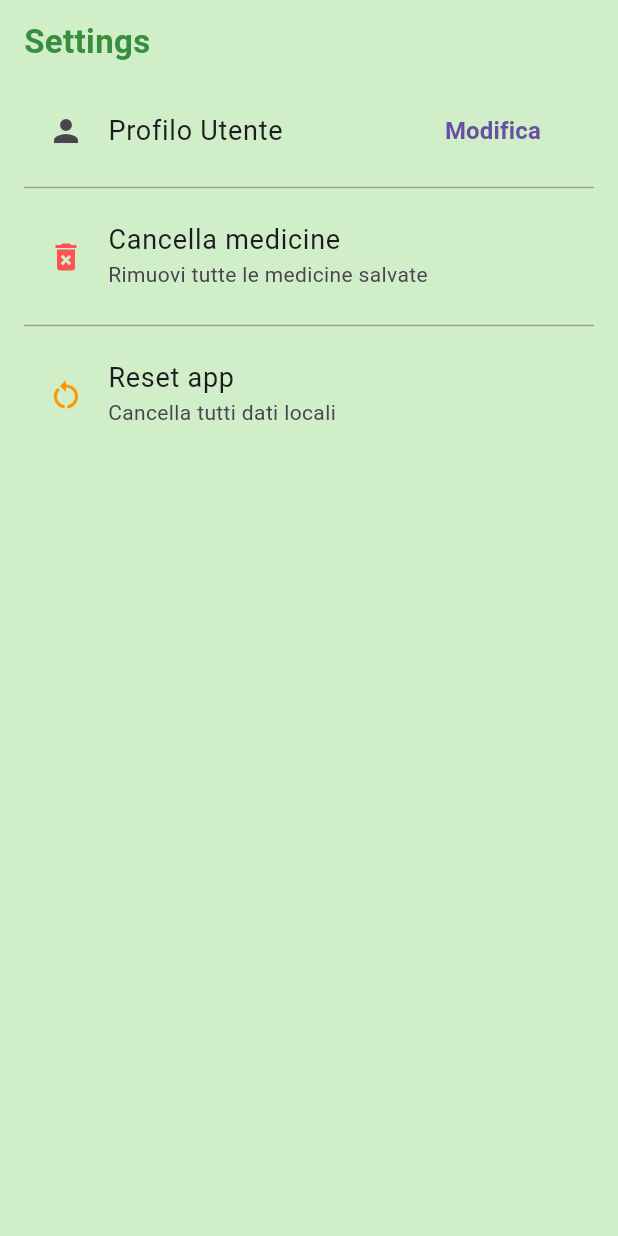
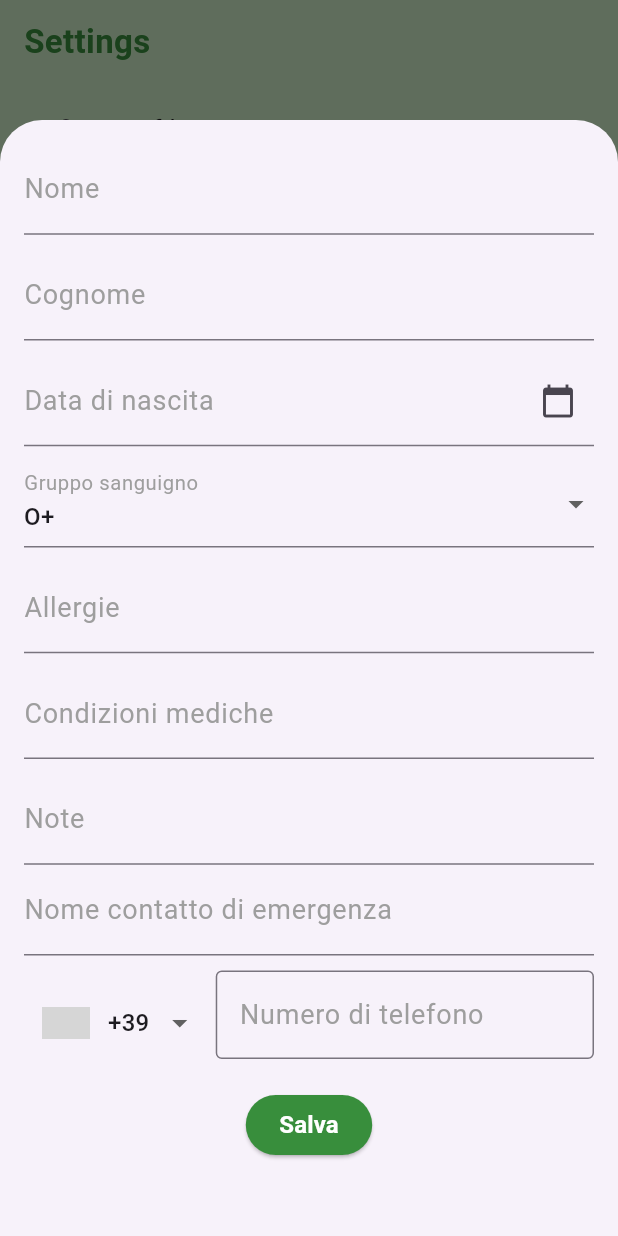
Before and after one commit to PeppPercoc/guardian_angel, a Flutter app: the SettingsScreen widget shown alone on an empty page, opened directly with empty values, after a tap on "Profilo Utente", on a phone screen of 412 x 824 dp. Run offline on Flutter 3.47's test engine with Material 3 defaults, Android fonts, the phone set to English and light mode, and no system bars; drawn by our look-alikes of intl_phone_number_input; our stand-ins replace flutter_dotenv, flutter_gemini, geocoding, geolocator, google_nav_bar, hive and 4 more; missing offline and left inert: flutter_phone_direct_caller, screen_brightness, sms_sender; accounts and stored records are empty; network calls fail; grey boxes are pictures that could not be loaded.

Commit message:
Added edit_user_screen

```diff
--- /dev/null
+++ b/lib/screens/edit_user_screen.dart
@@ -0,0 +1,247 @@
+import 'package:flutter/material.dart';
+import 'package:guardian_angel/models/blood_type.dart';
+import 'package:guardian_angel/models/user.dart';
+import 'package:guardian_angel/services/shared_prefs_service.dart';
+import 'package:guardian_angel/styles/theme.dart';
+import 'package:intl_phone_number_input/intl_phone_number_input.dart';
+
+typedef OnSaveCallback = void Function(User user);
+
+class EditUserScreen extends StatefulWidget {
+  final SharedPrefsService sharedPrefsService;
+  final OnSaveCallback onSave;
+  const EditUserScreen({super.key, required this.sharedPrefsService, required this.onSave});
+
+  @override
+  State<EditUserScreen> createState() => _EditUserScreenState();
+}
+
+class _EditUserScreenState extends State<EditUserScreen> {
+  final _formKey = GlobalKey<FormState>();
+  bool _loading = true;
+
+  late TextEditingController _nameController;
+  late TextEditingController _surnameController;
+  late TextEditingController _dobController;
+  DateTime? _dob;
+  BloodType _bloodType = BloodType.oPositive;
+  late TextEditingController _allergiesController;
+  late TextEditingController _conditionsController;
+  late TextEditingController _contactNameController;
+  late TextEditingController _contactPhoneController;
+  late TextEditingController _notesController;
+
+  @override
+  void initState() {
+    super.initState();
+    _nameController = TextEditingController();
+    _surnameController = TextEditingController();
+    _dobController = TextEditingController();
+    _allergiesController = TextEditingController();
+    _conditionsController = TextEditingController();
+    _contactNameController = TextEditingController();
+    _contactPhoneController = TextEditingController();
+    _notesController = TextEditingController();
+    _loadUser();
+  }
+
+  Future<void> _loadUser() async {
+    try {
+      await widget.sharedPrefsService.init();
+      final json = await widget.sharedPrefsService.getString('user_data');
+      if (json != null) {
+        final user = User.decode(json);
+        _nameController.text = user.name;
+        _surnameController.text = user.surname;
+        _dob = user.dob;
+        if (_dob != null) {
+          _dobController.text =
+              '${_dob!.day.toString().padLeft(2, '0')}/'
+              '${_dob!.month.toString().padLeft(2, '0')}/'
+              '${_dob!.year}';
+        }
+        _bloodType = user.bloodType;
+        _allergiesController.text = user.allergies;
+        _conditionsController.text = user.conditions;
+        _contactNameController.text = user.contactName;
+        _contactPhoneController.text = user.contactPhone;
+        _notesController.text = user.notes;
+      }
+    } catch (e) {
+      debugPrint('Errore caricamento user: $e');
+    } finally {
+      if (mounted) setState(() => _loading = false);
+    }
+  }
+
+
+  Future<void> _save() async {
+    if (!_formKey.currentState!.validate()) return;
+    final user = User(
+      name: _nameController.text.trim(),
+      surname: _surnameController.text.trim(),
+      dob: _dob ?? DateTime(1990, 1, 1),
+      bloodType: _bloodType,
+      allergies: _allergiesController.text.trim(),
+      conditions: _conditionsController.text.trim(),
+      contactName: _contactNameController.text.trim(),
+      contactPhone: _contactPhoneController.text.trim(),
+      notes: _notesController.text.trim(),
+    );
+
+    try {
+      await widget.sharedPrefsService.setString('user_data', user.encode());
+      if (!mounted) return;
+      ScaffoldMessenger.of(
+        context,
+      ).showSnackBar(const SnackBar(content: Text('Profilo aggiornato')));
+      Navigator.of(context).pop(true);
+    } catch (e) {
+      debugPrint('Errore salvataggio user: $e');
+      if (mounted) {
+        ScaffoldMessenger.of(context).showSnackBar(
+          const SnackBar(content: Text('Errore salvataggio profilo')),
+        );
+      }
+    }
+  }
+
+  @override
+  void dispose() {
+    _nameController.dispose();
+    _surnameController.dispose();
+    _dobController.dispose();
+    _allergiesController.dispose();
+    _conditionsController.dispose();
+    _contactNameController.dispose();
+    _contactPhoneController.dispose();
+    _notesController.dispose();
+    super.dispose();
+  }
+
+  @override
+  Widget build(BuildContext context) {
+    if (_loading) return const Center(child: CircularProgressIndicator());
+    return SingleChildScrollView(
+      padding: EdgeInsets.only(bottom: 50, left: 16, right: 16, top: 16),
+      child: Form(
+        key: _formKey,
+        child: Column(
+          children: [
+            TextFormField(
+              controller: _nameController,
+              decoration: const InputDecoration(labelText: 'Nome'),
+              validator: (v) =>
+                  (v == null || v.trim().isEmpty) ? 'Inserisci il nome' : null,
+            ),
+            const SizedBox(height: 10),
+            TextFormField(
+              controller: _surnameController,
+              decoration: const InputDecoration(labelText: 'Cognome'),
+              validator: (v) =>
+                  (v == null || v.trim().isEmpty) ? 'Inserisci il cognome' : null,
+            ),
+            const SizedBox(height: 10),
+           TextFormField(
+              readOnly: true,
+              controller: _dobController,
+              decoration: const InputDecoration(
+                labelText: 'Data di nascita',
+                suffixIcon: Icon(Icons.calendar_today),
+              ),
+              validator: (_) =>
+                  _dob == null ? 'Inserisci la data di nascita' : null,
+              onTap: () async {
+                final pickedDate = await showDatePicker(
+                  context: context,
+                  initialDate: _dob ?? DateTime.now(),
+                  firstDate: DateTime(1900),
+                  lastDate: DateTime.now(),
+                );
+
+                if (pickedDate != null) {
+                  setState(() {
+                    _dob = pickedDate;
+                    _dobController.text =
+                        '${pickedDate.day.toString().padLeft(2, '0')}/'
+                        '${pickedDate.month.toString().padLeft(2, '0')}/'
+                        '${pickedDate.year}';
+                  });
+                }
+              },
+            ),
+            const SizedBox(height: 10),
+            DropdownButtonFormField<BloodType>(
+              initialValue: _bloodType,
+              items: BloodType.values.map((type) {
+                return DropdownMenuItem(
+                  value: type,
+                  child: Text(bloodTypeToString(type)),
+                );
+              }).toList(),
+              onChanged: (val) => setState(
+                () => _bloodType = val ?? BloodType.oPositive,
+              ),
+              decoration: const InputDecoration(labelText: 'Gruppo sanguigno'),
+            ),
+            const SizedBox(height: 10),
+            TextFormField(
+              controller: _allergiesController,
+              decoration: const InputDecoration(labelText: 'Allergie'),
+              validator: (v) =>
+                  (v == null || v.trim().isEmpty) ? 'Inserisci allergie' : null,
+            ),
+            const SizedBox(height: 10),
+            TextFormField(
+              controller: _conditionsController,
+              decoration: const InputDecoration(
+                labelText: 'Condizioni mediche',
+              ),
+              validator: (v) =>
+                  (v == null || v.trim().isEmpty) ? 'Inserisci condizioni' : null,
+            ),
+            const SizedBox(height: 10),
+            TextFormField(
+              controller: _notesController,
+              decoration: const InputDecoration(labelText: 'Note'),
+            ),
+            TextFormField(
+              controller: _contactNameController,
+              decoration: const InputDecoration(
+                labelText: 'Nome contatto di emergenza',
+              ),
+            ),
+            const SizedBox(height: 10),
+            InternationalPhoneNumberInput(
+              onInputChanged: (PhoneNumber number) {
+                _contactPhoneController.text = number.phoneNumber ?? '';
+              },
+              selectorConfig: SelectorConfig(
+                selectorType: PhoneInputSelectorType.DROPDOWN,
+              ),
+              initialValue: PhoneNumber(isoCode: 'IT', phoneNumber: _contactPhoneController.text),
+              inputDecoration: InputDecoration(
+                labelText: 'Numero di telefono',
+                border: OutlineInputBorder(),
+              ),
+              validator: (v) {
+                if (v == null || v.isEmpty) {
+                  return 'Inserisci un numero di telefono';
+                }
+                return null;
+              },
+            ),
+            const SizedBox(height: 20),
+            ElevatedButton(
+              style: ElevatedButton.styleFrom(
+                backgroundColor: AppColors.secondary,
+              ),
+              onPressed: _save,
+              child: const Text('Salva', style: TextStyle(color: Colors.white)),
+            ),
+          ],
+        ),
+      ),
+    );
+  }
+}
--- a/lib/screens/scheduler_screen.dart
+++ b/lib/screens/scheduler_screen.dart
@@ -67,8 +67,7 @@ class _SchedulerScreenState extends State<SchedulerScreen> {
                   medicineDatabase: widget.medicineDatabase,
                   onSave: (medicine) async {
                     await widget.medicineDatabase.addMedicine(medicine);
-                    // ignore: use_build_context_synchronously
-                    Navigator.of(context).pop();
+                      Navigator.of(context).pop();
                   },
                 ),
               );
--- a/lib/screens/settings_screen.dart
+++ b/lib/screens/settings_screen.dart
@@ -3,6 +3,7 @@ import 'package:guardian_angel/alerts/generic_alert.dart';
 import 'package:guardian_angel/styles/theme.dart';
 import '../services/medicine_database_service.dart';
 import '../services/shared_prefs_service.dart';
+import 'edit_user_screen.dart';
 
 class SettingsScreen extends StatefulWidget {
   final MedicineDatabase medicineDatabase;
@@ -78,16 +79,37 @@ class _SettingsScreenState extends State<SettingsScreen> {
               leading: const Icon(Icons.person),
               title: Text('Profilo Utente'),
               trailing: TextButton(
-                onPressed: () {},
+                onPressed: () {
+                  showModalBottomSheet(
+                    context: context,
+                    isScrollControlled: true,
+                    builder: (context) => EditUserScreen(
+                      sharedPrefsService: widget.sharedPrefsService,
+                      onSave: (user) async {
+                        // salva e chiudi il bottom sheet, comportamento identico a scheduler
+                        await widget.sharedPrefsService.setString('user_data', user.encode());
+                        Navigator.of(context).pop();
+                      },
+                    ),
+                  );
+                },
                 child: const Text('Modifica'),
               ),
-              onTap: () {},
+              onTap: () {
+                showModalBottomSheet(
+                  context: context,
+                  isScrollControlled: true,
+                  builder: (context) => EditUserScreen(
+                    sharedPrefsService: widget.sharedPrefsService,
+                    onSave: (user) async {
+                      await widget.sharedPrefsService.setString('user_data', user.encode());
+                      Navigator.of(context).pop();
+                    },
+                  ),
+                );
+              },
             ),
-                              const Divider(
-                    thickness: 1,
-                    color: Colors.grey,
-                    height: 20,
-                  ),
+            const Divider(thickness: 1, color: Colors.grey, height: 20),
             ListTile(
               leading: const Icon(
                 Icons.delete_forever,
@@ -107,11 +129,7 @@ class _SettingsScreenState extends State<SettingsScreen> {
                 if (confirm == true) await _clearMedicines();
               },
             ),
-                              const Divider(
-                    thickness: 1,
-                    color: Colors.grey,
-                    height: 20,
-                  ),
+            const Divider(thickness: 1, color: Colors.grey, height: 20),
             ListTile(
               leading: const Icon(Icons.restart_alt, color: Colors.orange),
               title: const Text('Reset app'),
--- a/lib/screens/welcome_screen.dart
+++ b/lib/screens/welcome_screen.dart
@@ -269,7 +269,7 @@ class _WelcomeScreenState extends State<WelcomeScreen> {
               onTap: () async {
                 final pickedDate = await showDatePicker(
                   context: context,
-                  initialDate: _dob ?? DateTime(2000, 1, 1),
+                  initialDate: _dob ?? DateTime.now(),
                   firstDate: DateTime(1900),
                   lastDate: DateTime.now(),
                 );
```
Also changed, not shown: lib/screens/emergency_screen.dart (+6 -4 lines).
